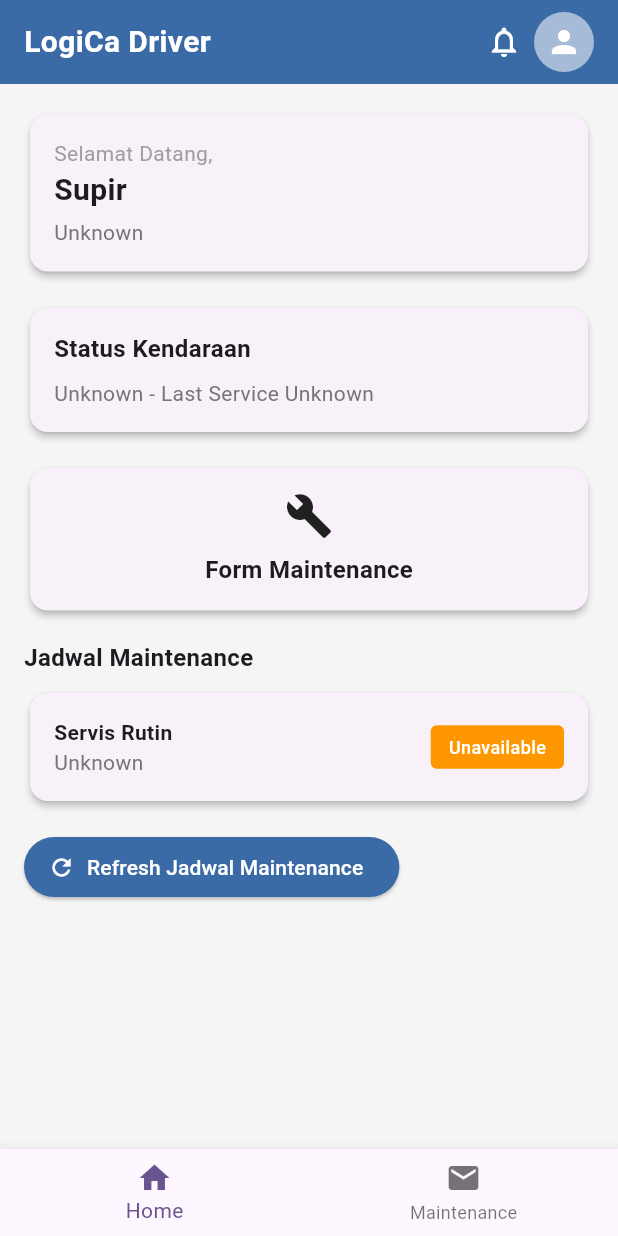
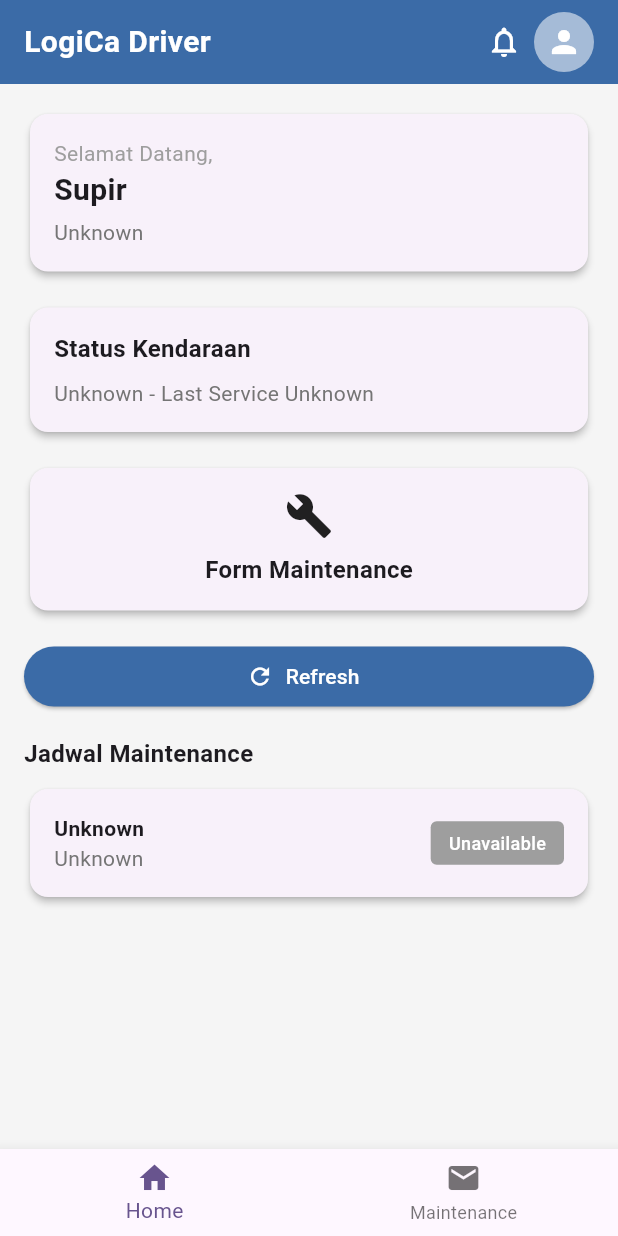
Before and after one commit to Senadara/LogiCA-Mobile, a Flutter app: the SupirDashboard screen opened by its route, on a phone screen of 412 x 824 dp. Run offline on Flutter 3.47's test engine with Material 3 defaults, Android fonts, the phone set to English and light mode, and no system bars; our stand-ins replace flutter_local_notifications, image_picker, shared_preferences; accounts and stored records are empty.

Commit message:
fixing dashboard supir

```diff
--- a/lib/pages_driver/formfoto.dart
+++ b/lib/pages_driver/formfoto.dart
@@ -79,7 +79,7 @@ class _SupirFormfotoState extends State<SupirFormfoto> {
                   fontWeight: FontWeight.bold,
                 ),
               ),
-              // const SizedBox(height: 10),
+                // const SizedBox(height: 10),
               // TextFormField(
               //   controller: licensePlateController,
               //   decoration: const InputDecoration(
--- a/lib/pages_driver/supir_dashboard.dart
+++ b/lib/pages_driver/supir_dashboard.dart
@@ -22,6 +22,8 @@ class _SupirDashboardState extends State<SupirDashboard> {
   String lastMaintenanceDate = 'Unknown';
   String vehicleStatus = "Unknown";
   String maintenanceStatus = "Unknown";
+  String maintenanceDate = "Unknown";
+  String maintenanceTipe = "Unknown";
 
   @override
   void initState() {
@@ -52,7 +54,6 @@ class _SupirDashboardState extends State<SupirDashboard> {
         licensePlate = userData['license_plate'];
         lastMaintenanceDate = userData['last_maintenance_date'];
         maintenanceStatus = userData['status'];
-        print( userData['status']);
         _updateVehicleStatus();
       });
     }
@@ -85,9 +86,8 @@ class _SupirDashboardState extends State<SupirDashboard> {
       if (userDataString != null) {
         Map<String, dynamic> userData = jsonDecode(userDataString);
 
-        // Pastikan 'id' ada dan bertipe sesuai
         if (userData.containsKey('id')) {
-          final userId = userData['id']; // Gunakan apa adanya tanpa .toString()
+          final userId = userData['id'];
 
           final response = await http.get(
             Uri.parse("http://10.0.2.2:8000/api/maintenance/$userId?status="),
@@ -97,14 +97,23 @@ class _SupirDashboardState extends State<SupirDashboard> {
           if (response.statusCode == 200) {
             final data = jsonDecode(response.body);
 
-            // Validasi tipe data yang diterima
-            if (data is Map<String, dynamic>) {
+            if (data is List && data.isNotEmpty) {
+              // Ambil data terakhir berdasarkan waktu 'created_at'
+              data.sort((a, b) => b['created_at'].compareTo(a['created_at']));
+              final latestData = data.first;
+
               setState(() {
-                maintenanceStatus = data['status'] ?? "Unknown";
-                lastMaintenanceDate = data['last_maintenance_date'] ?? "Unknown";
+                maintenanceStatus = latestData['status'] ?? 'Unknown';
+                maintenanceDate = latestData['date'] ?? 'Unknown';
+                maintenanceTipe = latestData['tipe_maintenance'] ?? 'Unknown';
               });
             } else {
-              print("Unexpected response format: $data");
+              setState(() {
+                maintenanceStatus = 'No Data';
+                maintenanceDate = 'Unknown';
+                maintenanceTipe = 'Unknown';
+              });
+              print("No maintenance data available.");
             }
           } else {
             ScaffoldMessenger.of(context).showSnackBar(
@@ -255,7 +264,17 @@ class _SupirDashboardState extends State<SupirDashboard> {
                       ),
                     ),
                   ),
-                  maintenanceStatus != 'available'
+                  const SizedBox(height: 16),
+                  ElevatedButton.icon(
+                    icon: const Icon(Icons.refresh),
+                    label: const Text("Refresh"),
+                    style: ElevatedButton.styleFrom(
+                      backgroundColor: const Color(0xFF3B6BA7),
+                      foregroundColor: Colors.white,
+                    ),
+                    onPressed: _refreshMaintenanceSchedule,
+                  ),
+                  maintenanceStatus != 'Completed'
                       ? Column(
                     crossAxisAlignment: CrossAxisAlignment.start,
                     children: [
@@ -287,14 +306,14 @@ class _SupirDashboardState extends State<SupirDashboard> {
                                 Column(
                                   crossAxisAlignment: CrossAxisAlignment.start,
                                   children: [
-                                    const Text(
-                                      'Servis Rutin',
+                                    Text(
+                                      maintenanceTipe,
                                       style: TextStyle(
                                         fontWeight: FontWeight.bold,
                                       ),
                                     ),
                                     Text(
-                                      '$lastMaintenanceDate',
+                                      maintenanceDate,
                                       style: TextStyle(
                                         color: Colors.grey[600],
                                         fontSize: 14,
@@ -308,14 +327,18 @@ class _SupirDashboardState extends State<SupirDashboard> {
                                     vertical: 6,
                                   ),
                                   decoration: BoxDecoration(
-                                    color: maintenanceStatus == 'maintenance'
-                                        ? const Color(0xFFF26868)
-                                        : Colors.orange,
+                                    color: maintenanceStatus == 'pending'
+                                        ? Colors.orange
+                                        : maintenanceStatus == 'On Going'
+                                        ? Colors.blue
+                                        : Colors.grey,
                                     borderRadius: BorderRadius.circular(4),
                                   ),
                                   child: Text(
-                                    maintenanceStatus == 'maintenance'
-                                        ? 'Maintenance'
+                                    maintenanceStatus == 'pending'
+                                        ? 'Pending'
+                                        : maintenanceStatus == 'On Going'
+                                        ? 'On Going'
                                         : 'Unavailable',
                                     style: const TextStyle(
                                       color: Colors.white,
@@ -328,16 +351,6 @@ class _SupirDashboardState extends State<SupirDashboard> {
                             ),
                           ),
                         ),
-                      ),
-                      const SizedBox(height: 16),
-                      ElevatedButton.icon(
-                        icon: const Icon(Icons.refresh),
-                        label: const Text("Refresh Jadwal Maintenance"),
-                        style: ElevatedButton.styleFrom(
-                          backgroundColor: const Color(0xFF3B6BA7),
-                          foregroundColor: Colors.white,
-                        ),
-                        onPressed: _refreshMaintenanceSchedule,
                       ),
                     ],
                   )
```
Also changed, not shown: lib/pages_driver/form.dart (+27 -16 lines).
